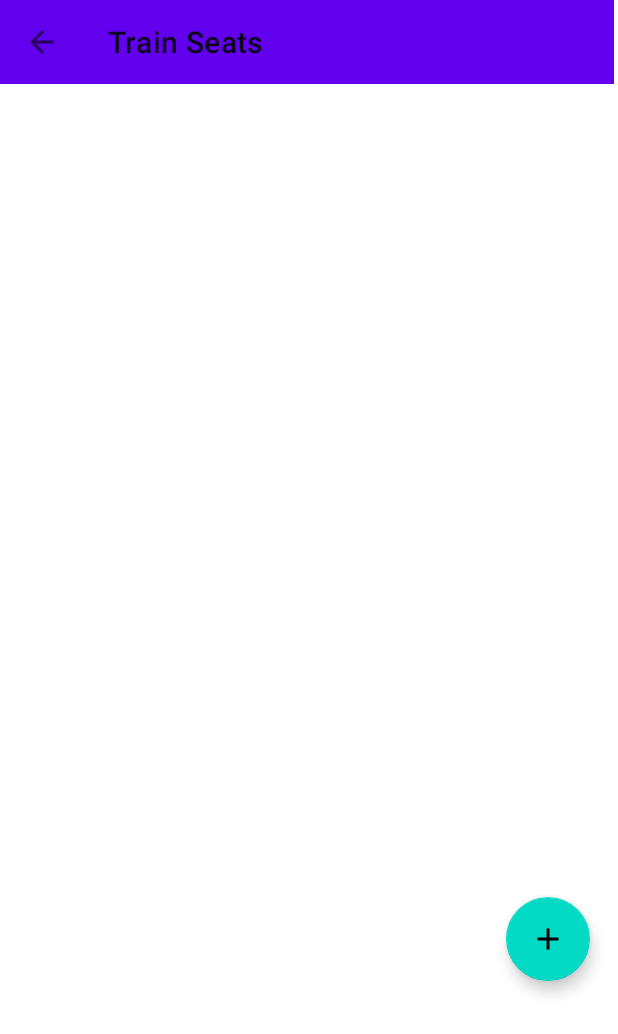
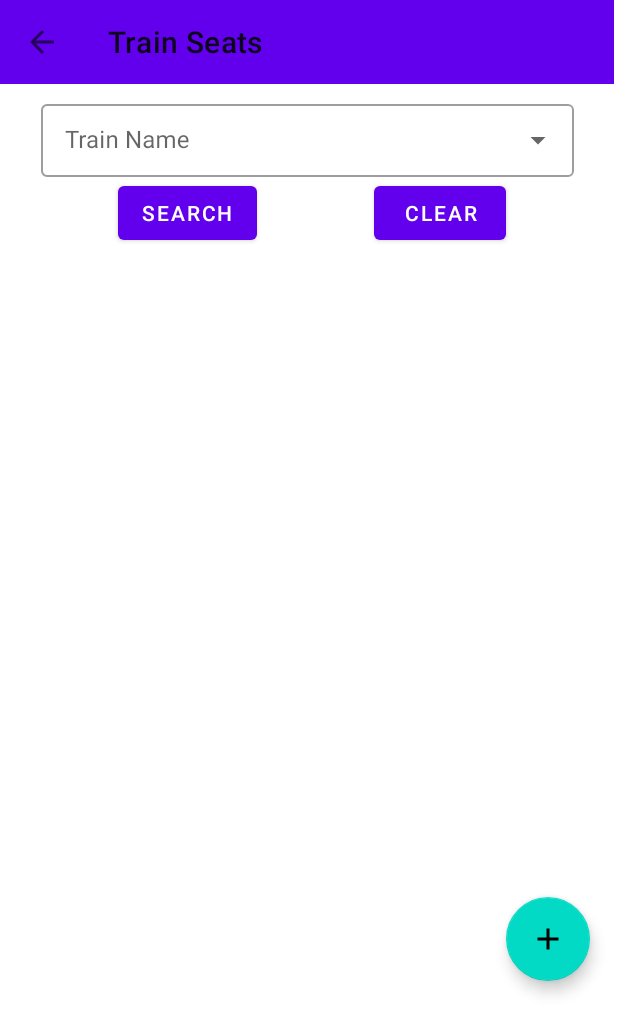
Before and after one commit to DanTheT/RailwayReservation, an Android app: the OverallTrainSeatsFragment screen opened through its navigation route, on a phone screen of 412 x 824 dp. Shown: the top 1034 px of the screen. Run offline under Robolectric (Android 15) with nearby library versions, the phone set to English and light mode, and no system bars; our stand-ins replace Firebase (no records; nobody signed in at launch, a user with empty details on screens opened directly).

Commit message:
Committed new adjustments

```diff
--- a/app/src/main/java/com/example/railwayreservation/admin/trainSeats/OverallTrainSeatsFragment.kt
+++ b/app/src/main/java/com/example/railwayreservation/admin/trainSeats/OverallTrainSeatsFragment.kt
@@ -5,24 +5,56 @@ import androidx.fragment.app.Fragment
 import android.view.LayoutInflater
 import android.view.View
 import android.view.ViewGroup
+import android.widget.ArrayAdapter
 import androidx.navigation.NavController
 import androidx.navigation.Navigation
 import androidx.navigation.fragment.findNavController
+import androidx.recyclerview.widget.LinearLayoutManager
+import androidx.recyclerview.widget.RecyclerView
 import com.example.railwayreservation.R
 import com.example.railwayreservation.databinding.FragmentOverallTrainSeatsBinding
+import com.google.firebase.database.*
 
 class OverallTrainSeatsFragment : Fragment() {
 
     private var _binding: FragmentOverallTrainSeatsBinding? = null
     private val binding get() = _binding!!
     private lateinit var navController: NavController
+    private lateinit var seatsRecycleView: RecyclerView
+    private lateinit var seatsArrayList: ArrayList<SeatsData>
+    private lateinit var seatsDb: DatabaseReference
 
     override fun onCreateView(
         inflater: LayoutInflater, container: ViewGroup?,
         savedInstanceState: Bundle?
     ): View? {
+        _binding = FragmentOverallTrainSeatsBinding.inflate(inflater, container, false)
+        seatsRecycleView = binding.displayOverallSeatsRV
+        seatsRecycleView.layoutManager = LinearLayoutManager(context)
+        seatsArrayList = arrayListOf()
 
-        _binding = FragmentOverallTrainSeatsBinding.inflate(inflater, container, false)
+        insertTrainName()
+
+        try {
+            binding.searchSeatName.setOnClickListener {
+                val name = binding.textFieldSearchSeatName.text.toString()
+                getSeatsData(name)
+            }
+        }catch (e: Exception) {
+            e.message
+        }
+
+        binding.clearRecyclerSeatName.setOnClickListener {
+            try {
+                if (seatsRecycleView.isShown) {
+                    seatsArrayList.clear()
+                    seatsRecycleView.adapter?.notifyDataSetChanged()
+                }
+            }catch (e: Exception) {
+                e.message
+            }
+        }
+
         return binding.root
     }
 
@@ -39,6 +71,35 @@ class OverallTrainSeatsFragment : Fragment() {
         }
     }
 
+    private fun insertTrainName() {
+        val lists = resources.getStringArray(R.array.train_name_items)
+
+        val listAdapter = ArrayAdapter(requireContext(), R.layout.list_for_dropdown, lists)
+        binding.textFieldSearchSeatName.setAdapter(listAdapter)
+    }
+
+    private fun getSeatsData(trainName: String) {
+        seatsDb = FirebaseDatabase.getInstance().getReference("TrainSeats")
+        for (i in 1..4) {
+            seatsDb.child(trainName).child("Coach $i").addValueEventListener(object : ValueEventListener{
+                override fun onDataChange(snapshot: DataSnapshot) {
+                    if (snapshot.exists()) {
+                        for (seatSnap in snapshot.children) {
+                            val seats = seatSnap.getValue(SeatsData::class.java)
+                            seatsArrayList.add(seats!!)
+                        }
+                        seatsRecycleView.adapter = SeatsAdapter(seatsArrayList)
+                    }
+                }
+
+                override fun onCancelled(error: DatabaseError) {
+                    TODO("Not yet implemented")
+                }
+
+            })
+        }
+    }
+
     override fun onDestroyView() {
         super.onDestroyView()
         _binding = null
--- a/app/src/main/res/layout/fragment_overall_train_seats.xml
+++ b/app/src/main/res/layout/fragment_overall_train_seats.xml
@@ -28,6 +28,44 @@
 
     </androidx.coordinatorlayout.widget.CoordinatorLayout>
 
+    <com.google.android.material.textfield.TextInputLayout
+        android:id="@+id/searchTrainSeatNameLayout"
+        style="@style/Widget.MaterialComponents.TextInputLayout.OutlinedBox.Dense.ExposedDropdownMenu"
+        android:layout_width="355dp"
+        android:layout_height="wrap_content"
+        android:layout_marginTop="8dp"
+        android:hint="Train Name"
+        app:layout_constraintEnd_toEndOf="parent"
+        app:layout_constraintStart_toStartOf="parent"
+        app:layout_constraintTop_toBottomOf="@+id/topBarLayout">
+
+        <AutoCompleteTextView
+            android:id="@+id/textFieldSearchSeatName"
+            android:layout_width="match_parent"
+            android:layout_height="match_parent"
+            android:inputType="none"
+            android:minHeight="48dp" />
+    </com.google.android.material.textfield.TextInputLayout>
+
+    <Button
+        android:id="@+id/searchSeatName"
+        android:layout_width="wrap_content"
+        android:layout_height="wrap_content"
+        android:text="Search"
+        app:layout_constraintEnd_toStartOf="@+id/clearRecyclerSeatName"
+        app:layout_constraintStart_toStartOf="parent"
+        app:layout_constraintTop_toBottomOf="@+id/searchTrainSeatNameLayout" />
+
+    <Button
+        android:id="@+id/clearRecyclerSeatName"
+        android:layout_width="wrap_content"
+        android:layout_height="wrap_content"
+        android:layout_marginTop="0dp"
+        android:layout_marginEnd="72dp"
+        android:text="Clear"
+        app:layout_constraintEnd_toEndOf="parent"
+        app:layout_constraintTop_toBottomOf="@+id/searchTrainSeatNameLayout" />
+
     <com.google.android.material.floatingactionbutton.FloatingActionButton
         android:id="@+id/fltAddNewSeats"
         android:layout_width="wrap_content"
@@ -40,4 +78,13 @@
         android:layout_marginEnd="16dp"
         android:layout_marginBottom="75dp"
         android:focusable="true" />
+
+    <androidx.recyclerview.widget.RecyclerView
+        android:id="@+id/displayOverallSeatsRV"
+        android:layout_width="409dp"
+        android:layout_height="0dp"
+        app:layout_constraintBottom_toBottomOf="parent"
+        app:layout_constraintEnd_toEndOf="parent"
+        app:layout_constraintStart_toStartOf="parent"
+        app:layout_constraintTop_toBottomOf="@+id/searchSeatName" />
 </androidx.constraintlayout.widget.ConstraintLayout>
```
Also changed, not shown: app/src/main/java/com/example/railwayreservation/admin/trainSeats/SeatsAdapter.kt (added, +34 -0 lines), app/src/main/res/layout/list_seats_admin.xml (added, +129 -0 lines).
